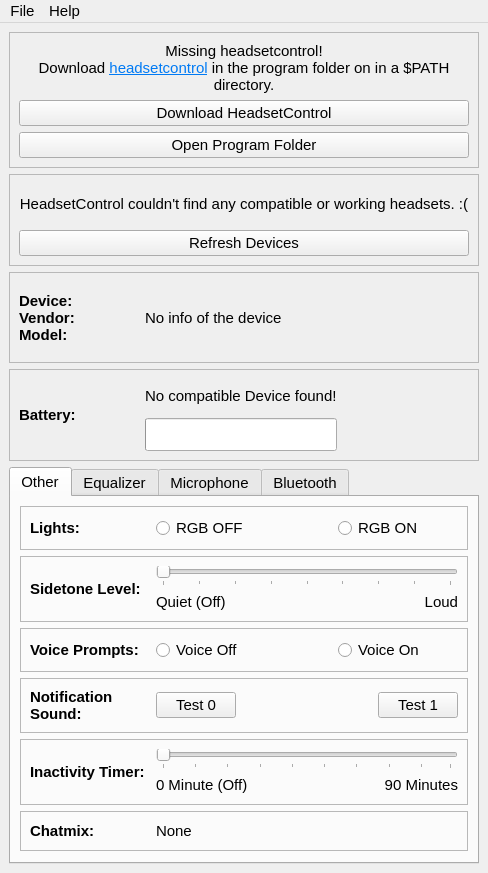
The window that src/UI/mainwindow.ui (HeadsetControl-GUI/HeadsetControl-GUI) describes before a commit, drawn with Qt 5.
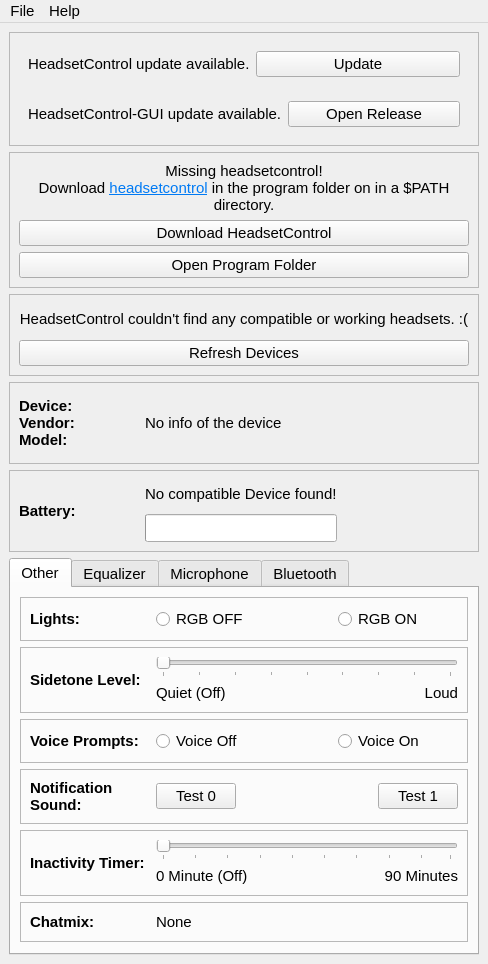
The same window after the commit. Icons and pictures are not drawn.

Commit message: Add update notifications and buttons for HeadsetControl and GUI updates

Patch:
```diff
--- a/src/UI/mainwindow.ui
+++ b/src/UI/mainwindow.ui
@@ -50,6 +50,61 @@
     <string notr="true"/>
    </property>
    <layout class="QVBoxLayout" name="verticalLayout_4">
+    <item>
+     <widget class="QFrame" name="headsetControlUpdateFrame">
+      <property name="visible">
+       <bool>false</bool>
+      </property>
+      <property name="frameShape">
+       <enum>QFrame::Shape::StyledPanel</enum>
+      </property>
+      <property name="frameShadow">
+       <enum>QFrame::Shadow::Raised</enum>
+      </property>
+    <layout class="QVBoxLayout" name="verticalLayout_updateBanner">
+     <item>
+      <widget class="QWidget" name="headsetControlUpdateRow">
+       <layout class="QHBoxLayout" name="horizontalLayout_updateHeadsetControl">
+        <item>
+         <widget class="QLabel" name="headsetControlUpdateLabel">
+        <property name="text">
+         <string>HeadsetControl update available.</string>
+        </property>
+         </widget>
+        </item>
+        <item>
+         <widget class="QPushButton" name="headsetControlUpdatePushButton">
+        <property name="text">
+         <string>Update</string>
+        </property>
+         </widget>
+        </item>
+       </layout>
+      </widget>
+     </item>
+     <item>
+      <widget class="QWidget" name="headsetControlGuiUpdateRow">
+       <layout class="QHBoxLayout" name="horizontalLayout_updateGui">
+        <item>
+         <widget class="QLabel" name="headsetControlGuiUpdateLabel">
+        <property name="text">
+         <string>HeadsetControl-GUI update available.</string>
+        </property>
+         </widget>
+        </item>
+        <item>
+         <widget class="QPushButton" name="headsetControlGuiUpdatePushButton">
+        <property name="text">
+         <string>Open Release</string>
+        </property>
+         </widget>
+        </item>
+       </layout>
+      </widget>
+     </item>
+    </layout>
+     </widget>
+    </item>
     <item>
      <widget class="QFrame" name="missingheadsetcontrolFrame">
       <property name="sizePolicy">
```
The commit also changes 3 other files.
